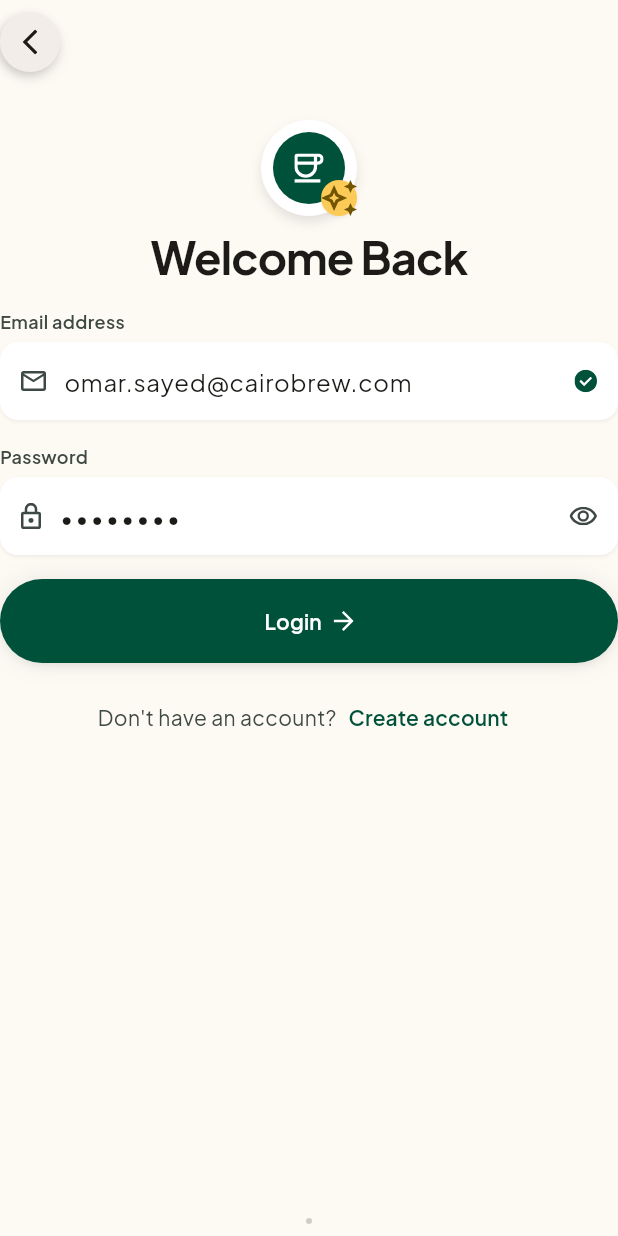
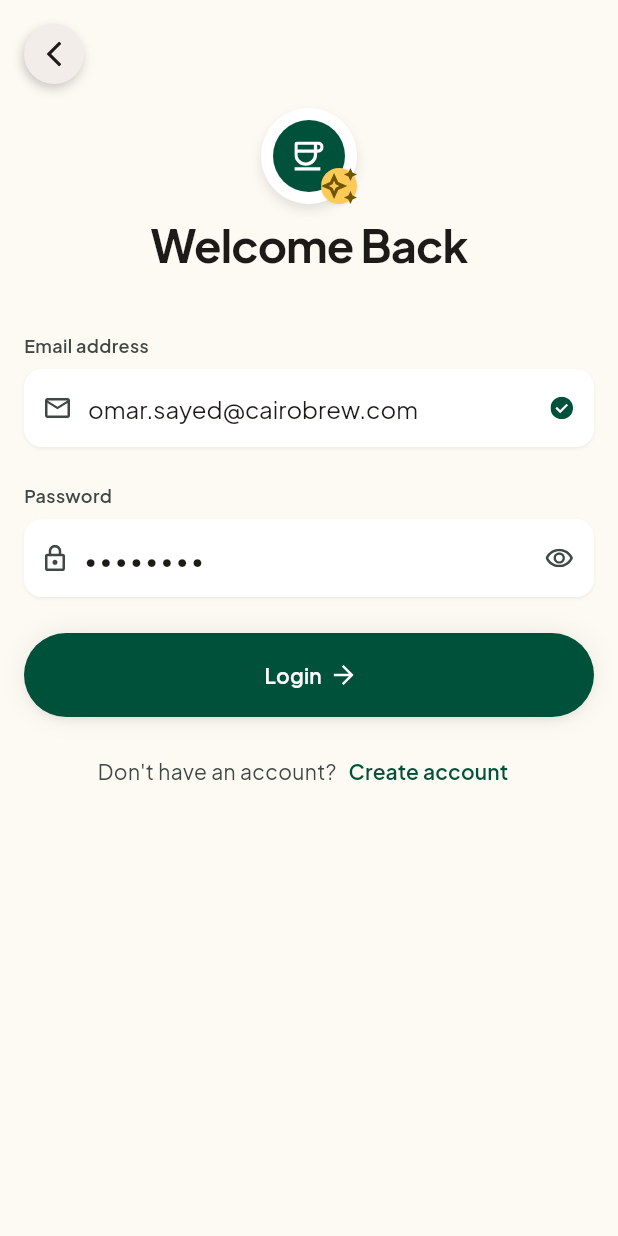
Before and after one commit to raghdaaaaa/Brewly, a Flutter app: the screen it shows after launch, after a tap on "Get Started", on a phone screen of 412 x 824 dp. Run offline on Flutter 3.47's test engine with Material 3 defaults, Android fonts, the phone set to English and light mode, and no system bars; our stand-ins replace flutter_svg; network calls fail.

Commit message:
fix auth screens layout

```diff
--- a/lib/core/theme/app_text_styles.dart
+++ b/lib/core/theme/app_text_styles.dart
@@ -294,7 +294,9 @@ class AppTextStyles {
   static const TextStyle inputLarge = TextStyle(
     fontFamily: fontFamily,
     fontSize: 16,
+    fontWeight: FontWeight.w400,
     height: 24 / 16,
+    letterSpacing: 0,
     color: AppColors.textColor,
   );
 
--- a/lib/screens/login_screen.dart
+++ b/lib/screens/login_screen.dart
@@ -59,14 +59,20 @@ class _LoginScreenState extends State<LoginScreen> {
   Widget build(BuildContext context) {
     return Scaffold(
       backgroundColor: AppColors.backgroundColor,
-      body: Column(
+      body: SafeArea(
+        child: Column(
           crossAxisAlignment: CrossAxisAlignment.stretch,
           children: [
             const Padding(
-            padding: EdgeInsets.symmetric(vertical: AppSpacing.sm),
+              padding: EdgeInsets.fromLTRB(
+                AppSpacing.lg,
+                AppSpacing.lg,
+                AppSpacing.lg,
+                0,
+              ),
               child: AppHeaderBack(),
             ),
-          const SizedBox(height: AppSpacing.xl),
+            const SizedBox(height: AppSpacing.lg),
             Column(
               mainAxisSize: MainAxisSize.min,
               crossAxisAlignment: CrossAxisAlignment.center,
@@ -80,28 +86,32 @@ class _LoginScreenState extends State<LoginScreen> {
                 ),
               ],
             ),
-          const SizedBox(height: AppSpacing.lg),
+            // Figma: title to the first field label.
+            const SizedBox(height: 40),
             Expanded(
               child: SingleChildScrollView(
+                padding: const EdgeInsets.fromLTRB(
+                  AppSpacing.lg,
+                  0,
+                  AppSpacing.lg,
+                  AppSpacing.lg,
+                ),
                 child: Form(
                   key: _formKey,
                   child: Column(
                     crossAxisAlignment: CrossAxisAlignment.stretch,
                     children: [
                       _emailCard(),
-                    const SizedBox(height: AppSpacing.lg),
+                      const SizedBox(height: AppSpacing.xl),
                       _passwordCard(),
-                    const SizedBox(height: AppSpacing.lg),
+                      const SizedBox(height: AppSpacing.xl),
                       _ctaButton(),
                       const SizedBox(height: AppSpacing.md),
                       AuthSwitchLink(
                         prompt: "Don't have an account?",
                         actionLabel: 'Create account',
                         onTap: () {
-                        Navigator.pushNamed(
-                          context,
-                          AppRoutes.registerRoute,
-                        );
+                          Navigator.pushNamed(context, AppRoutes.registerRoute);
                         },
                       ),
                     ],
@@ -109,21 +119,8 @@ class _LoginScreenState extends State<LoginScreen> {
                 ),
               ),
             ),
-          Align(
-            alignment: Alignment.bottomCenter,
-            child: Padding(
-              padding: const EdgeInsets.only(bottom: AppSpacing.sm),
-              child: Container(
-                width: 128,
-                height: AppSpacing.xs,
-                decoration: const BoxDecoration(
-                  color: AppColors.subtleBottomPillColor,
-                  shape: BoxShape.circle,
+          ],
         ),
-              ),
-            ),
-          ),
-        ],
       ),
     );
   }
@@ -194,7 +191,7 @@ class _LoginScreenState extends State<LoginScreen> {
       crossAxisAlignment: CrossAxisAlignment.start,
       children: [
         Text(label, style: AppTextStyles.fieldLabel),
-        const SizedBox(height: 6),
+        const SizedBox(height: AppSpacing.sm),
         field,
       ],
     );
--- a/lib/screens/register_screen.dart
+++ b/lib/screens/register_screen.dart
@@ -48,7 +48,8 @@ class _RegisterScreenState extends State<RegisterScreen> {
   Widget build(BuildContext context) {
     return Scaffold(
       backgroundColor: AppColors.backgroundColor,
-      body: SingleChildScrollView(
+      body: SafeArea(
+        child: SingleChildScrollView(
           padding: const EdgeInsets.symmetric(horizontal: AppSpacing.lg),
           child: Form(
             key: _formKey,
@@ -61,6 +62,9 @@ class _RegisterScreenState extends State<RegisterScreen> {
                   children: [
                     InkWell(
                       onTap: () => Navigator.pop(context),
+                      borderRadius: const BorderRadius.all(
+                        Radius.circular(AppRadius.pill),
+                      ),
                       child: Container(
                         width: 40,
                         height: 40,
@@ -89,15 +93,14 @@ class _RegisterScreenState extends State<RegisterScreen> {
                   ],
                 ),
                 const SizedBox(height: AppSpacing.lg),
-              const Text(
-                'Create Account',
-                style: AppTextStyles.displayBig,
-              ),
+                const Text('Create Account', style: AppTextStyles.displayBig),
                 const SizedBox(height: AppSpacing.lg),
                 Container(
                   decoration: const BoxDecoration(
                     color: AppColors.cardColor,
-                  borderRadius: BorderRadius.all(Radius.circular(AppRadius.md)),
+                    borderRadius: BorderRadius.all(
+                      Radius.circular(AppRadius.md),
+                    ),
                     boxShadow: [
                       BoxShadow(
                         color: AppColors.shadowBlack05,
@@ -118,7 +121,7 @@ class _RegisterScreenState extends State<RegisterScreen> {
                         _phoneField(),
                         const SizedBox(height: AppSpacing.lg),
                         _passwordField(),
-                      const SizedBox(height: AppSpacing.sm),
+                        const SizedBox(height: AppSpacing.xl),
                         _ctaButton(),
                         const SizedBox(height: AppSpacing.md),
                         AuthSwitchLink(
@@ -136,21 +139,8 @@ class _RegisterScreenState extends State<RegisterScreen> {
                   ),
                 ),
                 const SizedBox(height: AppSpacing.xl),
-              Align(
-                alignment: Alignment.bottomCenter,
-                child: Padding(
-                  padding: const EdgeInsets.only(bottom: AppSpacing.sm),
-                  child: Container(
-                    width: 128,
-                    height: AppSpacing.xs,
-                    decoration: const BoxDecoration(
-                      color: AppColors.subtleBottomPillColor,
-                      shape: BoxShape.circle,
+              ],
             ),
-                  ),
-                ),
-              ),
-            ],
           ),
         ),
       ),
@@ -374,13 +364,21 @@ class _RegisterScreenState extends State<RegisterScreen> {
                 ),
               ),
               InkWell(
-                onTap: () => setState(
-                  () => _obscurePassword = !_obscurePassword,
+                onTap: () =>
+                    setState(() => _obscurePassword = !_obscurePassword),
+                borderRadius: const BorderRadius.all(
+                  Radius.circular(AppRadius.sm),
                 ),
                 child: SizedBox(
                   width: AppSpacing.xxl,
                   height: AppSpacing.xxl,
-                  child: SvgPicture.asset(AppAssets.registerToggleEye),
+                  child: Center(
+                    child: SvgPicture.asset(
+                      AppAssets.registerToggleEye,
+                      width: 18.333,
+                      height: 12.5,
+                    ),
+                  ),
                 ),
               ),
             ],
--- a/lib/screens/welcome_screen.dart
+++ b/lib/screens/welcome_screen.dart
@@ -10,42 +10,43 @@ import '../core/theme/app_text_styles.dart';
 class WelcomeScreen extends StatelessWidget {
   const WelcomeScreen({super.key});
 
+  /// The photo is cropped to this visible area in the Figma frame.
+  static const double _heroAspectRatio = 358 / 256;
+
   @override
   Widget build(BuildContext context) {
     return Scaffold(
       backgroundColor: AppColors.backgroundColor,
-      body: SingleChildScrollView(
+      body: SafeArea(
+        child: SingleChildScrollView(
+          padding: const EdgeInsets.symmetric(horizontal: AppSpacing.lg),
           child: Column(
             crossAxisAlignment: CrossAxisAlignment.stretch,
             children: [
               _topBrandHeader(),
               _heroCard(),
+              const SizedBox(height: AppSpacing.xl),
               _getStartedButton(context),
-            Align(
-              alignment: Alignment.bottomCenter,
-              child: Padding(
-                padding: const EdgeInsets.only(bottom: AppSpacing.sm),
-                child: Container(
-                  width: 128,
-                  height: AppSpacing.xs,
-                  decoration: const BoxDecoration(
-                    color: AppColors.subtleBottomPillColor,
-                    shape: BoxShape.circle,
+              const SizedBox(height: AppSpacing.xxl),
+            ],
           ),
-                ),
-              ),
-            ),
-          ],
         ),
       ),
     );
   }
 
   Widget _topBrandHeader() {
-    return Column(
+    return Padding(
+      padding: const EdgeInsets.only(top: AppSpacing.sm, bottom: AppSpacing.lg),
+      child: Column(
         mainAxisSize: MainAxisSize.min,
         children: [
-        Stack(
+          SizedBox(
+            width: 56,
+            height: 56,
+            child: Stack(
+              clipBehavior: Clip.none,
+              alignment: Alignment.center,
               children: [
                 Container(
                   width: 56,
@@ -69,12 +70,10 @@ class WelcomeScreen extends StatelessWidget {
                     ],
                   ),
                 ),
-            Center(
-              child: SizedBox(
+                SizedBox(
                   width: 18,
                   height: 18,
                   child: SvgPicture.asset(AppAssets.welcomeSteamIcon),
-              ),
                 ),
                 Positioned(
                   top: -4,
@@ -84,8 +83,8 @@ class WelcomeScreen extends StatelessWidget {
                       Container(
                         width: AppSpacing.sm,
                         height: AppSpacing.sm,
-                    decoration: const BoxDecoration(
-                      color: AppColors.accentColor,
+                        decoration: BoxDecoration(
+                          color: AppColors.accentColor.withValues(alpha: 0.75),
                           shape: BoxShape.circle,
                         ),
                       ),
@@ -102,6 +101,7 @@ class WelcomeScreen extends StatelessWidget {
                   ),
                 ),
               ],
+            ),
           ),
           const SizedBox(height: AppSpacing.md),
           Row(
@@ -120,14 +120,13 @@ class WelcomeScreen extends StatelessWidget {
             ],
           ),
         ],
+      ),
     );
   }
 
   Widget _heroCard() {
     return Container(
-      margin: const EdgeInsets.only(top: AppSpacing.sm),
-      child: Container(
-        padding: const EdgeInsets.only(bottom: 20),
+      clipBehavior: Clip.antiAlias,
       decoration: const BoxDecoration(
         color: AppColors.cardColor,
         borderRadius: BorderRadius.all(Radius.circular(AppRadius.xl)),
@@ -135,51 +134,35 @@ class WelcomeScreen extends StatelessWidget {
           BoxShadow(
             color: AppColors.shadowBlack05,
             blurRadius: 2,
-              spreadRadius: 0,
             offset: Offset(0, 1),
           ),
         ],
       ),
       child: Column(
         mainAxisSize: MainAxisSize.min,
+        crossAxisAlignment: CrossAxisAlignment.stretch,
         children: [
-            SizedBox(
-              height: 256,
+          AspectRatio(
+            aspectRatio: _heroAspectRatio,
             child: Stack(
+              fit: StackFit.expand,
               children: [
-                  Align(
-                    alignment: const Alignment(-0.5, 0),
-                    child: FractionallySizedBox(
-                      widthFactor: 1.3123,
-                      heightFactor: 1.0,
-                      child: Image.asset(
-                        AppAssets.welcomeHeroImage,
-                        fit: BoxFit.cover,
-                      ),
-                    ),
-                  ),
-                  const ColoredBox(
-                    color: AppColors.cardColor,
-                    child: DecoratedBox(
+                Image.asset(AppAssets.welcomeHeroImage, fit: BoxFit.cover),
+                const DecoratedBox(
                   decoration: BoxDecoration(
                     gradient: LinearGradient(
                       begin: Alignment.bottomCenter,
                       end: Alignment.topCenter,
-                          stops: [0.5, 1.0],
-                          colors: [
-                            AppColors.heroFadeStart,
-                            AppColors.heroFadeEnd,
-                          ],
+                      stops: [0.0, 0.5],
+                      colors: [AppColors.heroFadeStart, AppColors.heroFadeEnd],
                     ),
-                      ),
-                      child: SizedBox.expand(),
                   ),
                 ),
               ],
             ),
           ),
           const Padding(
-              padding: EdgeInsets.symmetric(horizontal: AppSpacing.lg),
+            padding: EdgeInsets.fromLTRB(AppSpacing.lg, 0, AppSpacing.lg, 20),
             child: Column(
               crossAxisAlignment: CrossAxisAlignment.start,
               mainAxisSize: MainAxisSize.min,
@@ -189,24 +172,21 @@ class WelcomeScreen extends StatelessWidget {
                   style: AppTextStyles.heroLine,
                 ),
                 SizedBox(height: 2),
-                  Text(
-                    'Delivered Fresh.',
-                    style: AppTextStyles.heroLineAccent,
-                  ),
+                Text('Delivered Fresh.', style: AppTextStyles.heroLineAccent),
               ],
             ),
           ),
         ],
       ),
-      ),
     );
   }
 
   Widget _getStartedButton(BuildContext context) {
-    return GestureDetector(
+    return InkWell(
       onTap: () {
         Navigator.pushReplacementNamed(context, AppRoutes.loginRoute);
       },
+      borderRadius: const BorderRadius.all(Radius.circular(AppRadius.pill)),
       child: Container(
         height: AppSizes.buttonHeight,
         width: double.infinity,
```
Lines whose indentation alone changed are shown as unchanged.
